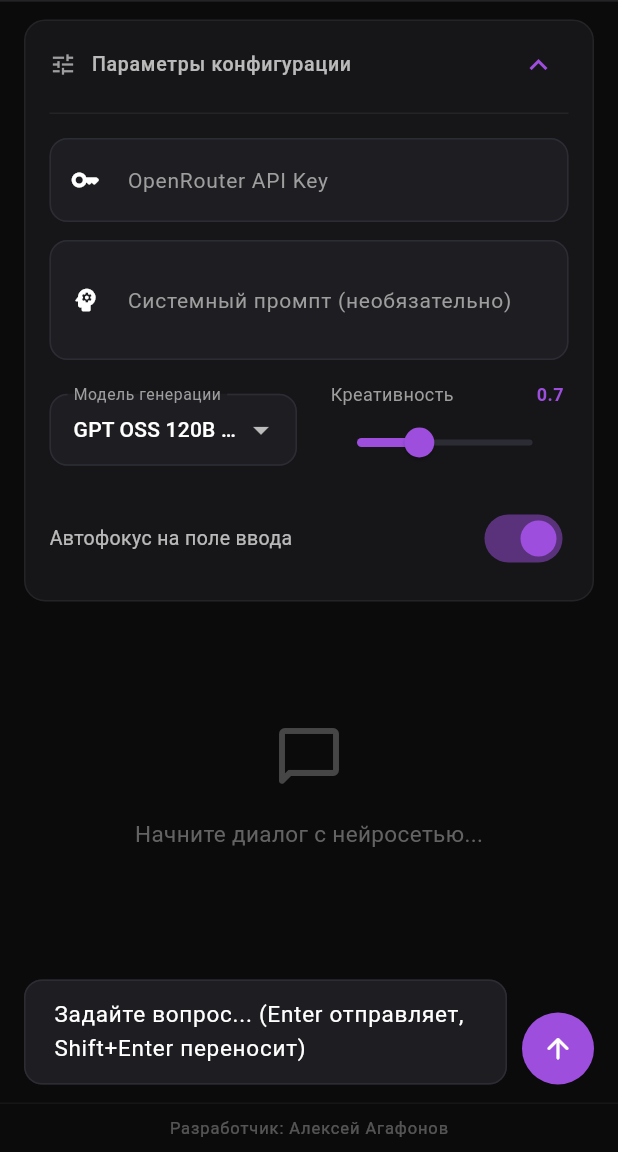
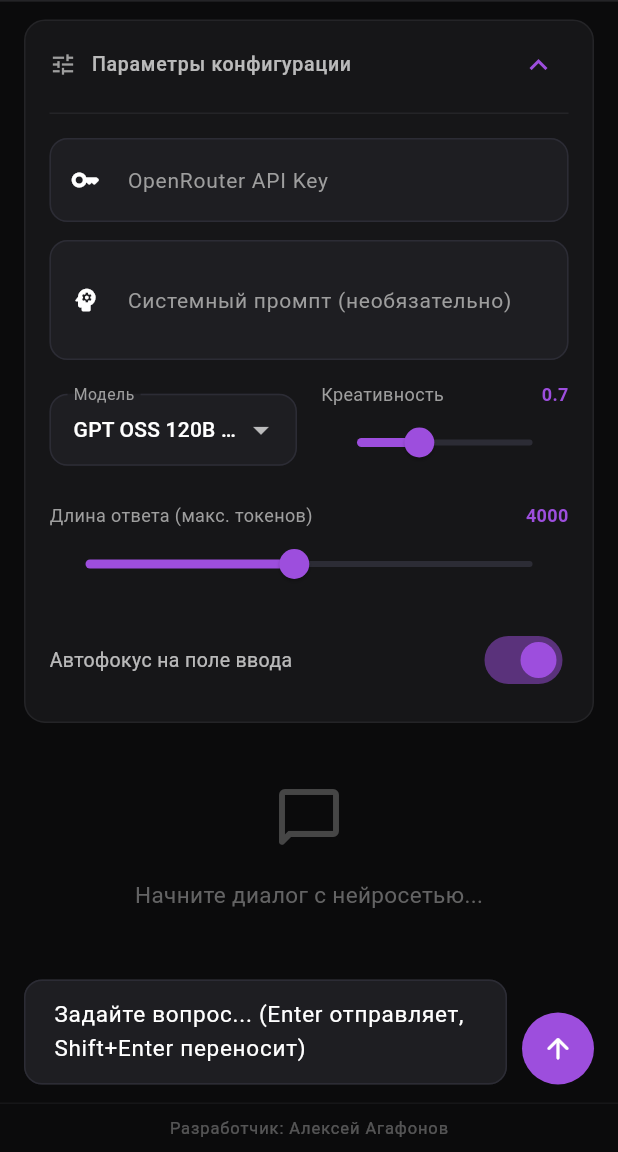
Before and after one commit to pillow20/ai-hub-chat, a Flutter app: the screen it shows after launch, after a tap on "Параметры конфигурации", on a phone screen of 412 x 824 dp, the part 84-1236 px from its top. Run offline on Flutter 3.47's test engine with Material 3 defaults, Android fonts, the phone set to English and light mode, and no system bars; our stand-ins replace flutter_markdown; missing offline and left inert: dart:html, markdown.

Commit message:
Add max tokens setting and update UI components
Added max tokens limit for API requests and adjusted UI elements accordingly.

```diff
--- a/lib/chat_screen.dart
+++ b/lib/chat_screen.dart
@@ -33,8 +33,9 @@ class _ChatScreenState extends State<ChatScreen> {
   );
 
   double _temperature = 0.7;
+  int _maxTokens = 4000; // По умолчанию 4000, максимум теперь 8000
   bool _isLoading = false;
-  bool _autoFocus = true; // НОВАЯ ПЕРЕМЕННАЯ ДЛЯ АВТОФОКУСА
+  bool _autoFocus = true;
 
   final List<Map<String, String>> _models = [
     {'name': 'GPT OSS 120B (Free)', 'id': 'openai/gpt-oss-120b:free'},
@@ -98,6 +99,7 @@ class _ChatScreenState extends State<ChatScreen> {
         body: jsonEncode({
           'model': _selectedModel,
           'temperature': _temperature,
+          'max_tokens': _maxTokens, // Передаем лимит токенов в API
           'messages': apiMessages,
         }),
       );
@@ -118,7 +120,6 @@ class _ChatScreenState extends State<ChatScreen> {
     } finally {
       setState(() => _isLoading = false);
       _scrollToBottom();
-      // ИЗМЕНЕНО: Автофокус только если включен переключатель
       if (_autoFocus) {
         _messageFocusNode.requestFocus();
       }
@@ -256,6 +257,8 @@ class _ChatScreenState extends State<ChatScreen> {
                     ),
                   ),
                   const SizedBox(height: 14),
+
+                  // 1. Модель и Креативность в одну строку
                   Row(
                     crossAxisAlignment: CrossAxisAlignment.center,
                     children: [
@@ -266,7 +269,7 @@ class _ChatScreenState extends State<ChatScreen> {
                           alignment: Alignment.bottomCenter,
                           dropdownColor: const Color(0xFF1E1E22),
                           decoration: const InputDecoration(
-                            labelText: 'Модель генерации',
+                            labelText: 'Модель',
                             contentPadding: EdgeInsets.symmetric(horizontal: 12, vertical: 10),
                           ),
                           items: _models
@@ -289,8 +292,8 @@ class _ChatScreenState extends State<ChatScreen> {
                             Row(
                               mainAxisAlignment: MainAxisAlignment.spaceBetween,
                               children: [
-                                const Text('  Креативность', style: TextStyle(fontSize: 12, color: Colors.grey)),
-                                Text('${_temperature.toStringAsFixed(1)} ', style: const TextStyle(fontSize: 12, color: Color(0xFF9D4EDD), fontWeight: FontWeight.bold)),
+                                const Text('Креативность', style: TextStyle(fontSize: 12, color: Colors.grey)),
+                                Text('${_temperature.toStringAsFixed(1)}', style: const TextStyle(fontSize: 12, color: Color(0xFF9D4EDD), fontWeight: FontWeight.bold)),
                               ],
                             ),
                             Slider(
@@ -307,8 +310,35 @@ class _ChatScreenState extends State<ChatScreen> {
                       ),
                     ],
                   ),
+
                   const SizedBox(height: 16),
-                  // НОВЫЙ ПЕРЕКЛЮЧАТЕЛЬ АВТОФОКУСА
+
+                  // 2. Ползунок длины ответа СТРОГО ПОД креативностью (на всю ширину)
+                  Column(
+                    crossAxisAlignment: CrossAxisAlignment.start,
+                    children: [
+                      Row(
+                        mainAxisAlignment: MainAxisAlignment.spaceBetween,
+                        children: [
+                          const Text('Длина ответа (макс. токенов)', style: TextStyle(fontSize: 12, color: Colors.grey)),
+                          Text('$_maxTokens', style: const TextStyle(fontSize: 12, color: Color(0xFF9D4EDD), fontWeight: FontWeight.bold)),
+                        ],
+                      ),
+                      Slider(
+                        value: _maxTokens.toDouble(),
+                        min: 500.0,
+                        max: 8000.0, // <-- ИЗМЕНЕНО НА 8000
+                        divisions: 75, // Шаги по 100 токенов
+                        activeColor: const Color(0xFF9D4EDD),
+                        inactiveColor: const Color(0xFF2C2C35),
+                        onChanged: (v) => setState(() => _maxTokens = v.toInt()),
+                      ),
+                    ],
+                  ),
+
+                  const SizedBox(height: 16),
+
+                  // 3. Переключатель автофокуса
                   Row(
                     mainAxisAlignment: MainAxisAlignment.spaceBetween,
                     children: [
```
